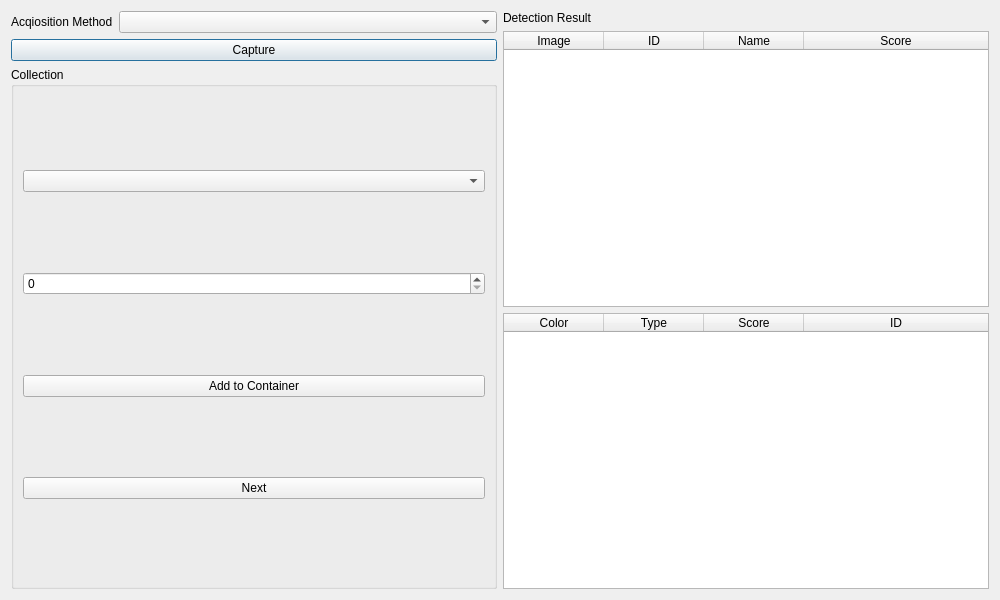
The window that ui/addBricksDialog.ui (Syadon/BrickCollectionManager) describes before a commit, drawn with Qt 5.
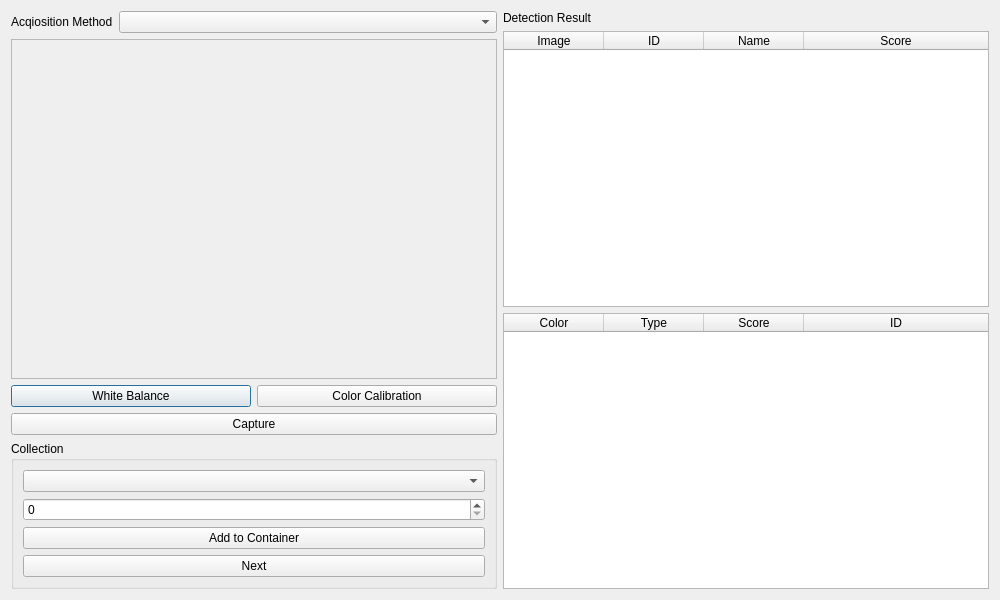
The same window after the commit.

Commit message: Added a simple white balance

```diff
--- a/ui/addBricksDialog.ui
+++ b/ui/addBricksDialog.ui
@@ -35,6 +35,34 @@
      </item>
      <item>
       <layout class="QVBoxLayout" name="cameraLayout">
+       <item>
+        <widget class="QGraphicsView" name="cameraView">
+         <property name="enabled">
+          <bool>false</bool>
+         </property>
+        </widget>
+       </item>
+       <item>
+        <layout class="QHBoxLayout" name="calibsLayout">
+         <item>
+          <widget class="QPushButton" name="whiteBalanceButton">
+           <property name="text">
+            <string>White Balance</string>
+           </property>
+           <property name="checkable">
+            <bool>true</bool>
+           </property>
+          </widget>
+         </item>
+         <item>
+          <widget class="QPushButton" name="colorCalibButton">
+           <property name="text">
+            <string>Color Calibration</string>
+           </property>
+          </widget>
+         </item>
+        </layout>
+       </item>
        <item>
         <widget class="QPushButton" name="captureButton">
          <property name="text">
```
The commit also changes 2 other files.
